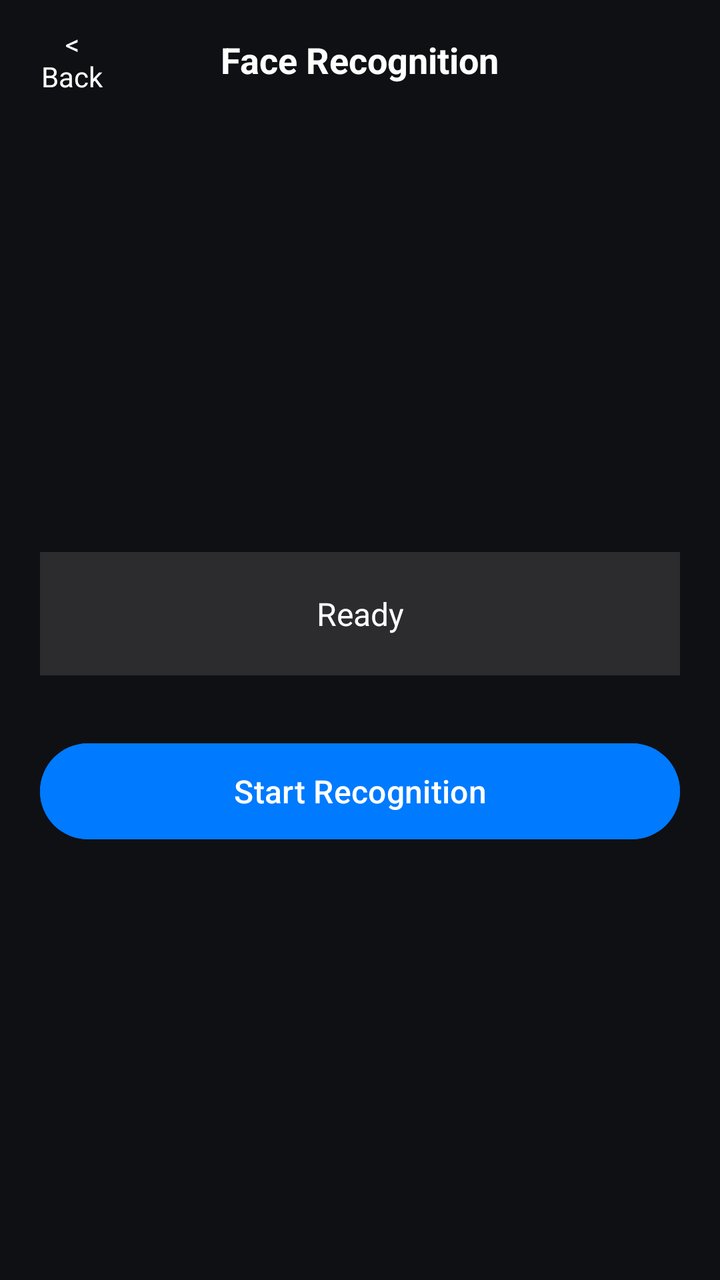
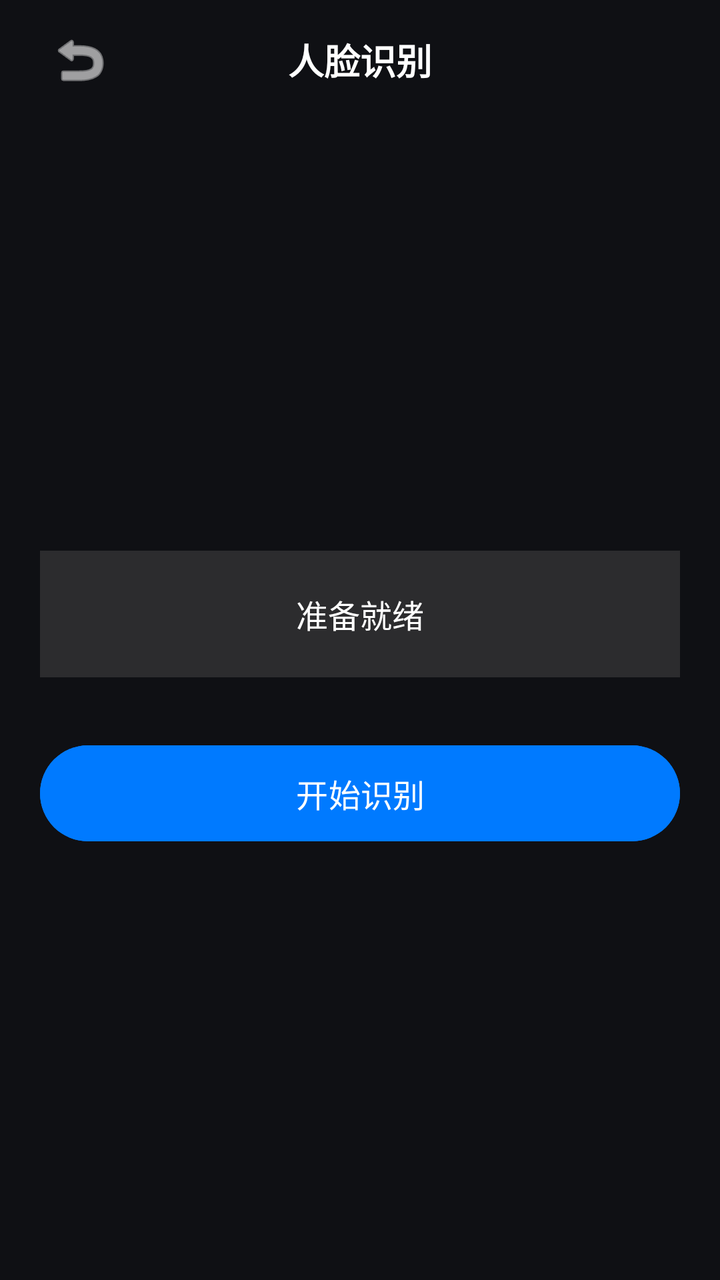

Compare the two renders of this Android layout. The source of the first and the diff that turns it into the second are given below.
<!-- AndroidManifest.xml: application theme Theme.HeyCyan -->
<!-- res/layout/activity_face_recognition.xml -->
﻿<?xml version="1.0" encoding="utf-8"?>
<LinearLayout xmlns:android="http://schemas.android.com/apk/res/android"
    xmlns:app="http://schemas.android.com/apk/res-auto"
    android:layout_width="match_parent"
    android:layout_height="match_parent"
    android:background="#0F1014"
    android:orientation="vertical">
    <RelativeLayout android:layout_width="match_parent" android:layout_height="60dp" android:paddingHorizontal="16dp">
        <TextView android:id="@+id/btnBack" android:layout_width="40dp" android:layout_height="40dp" android:layout_centerVertical="true" android:gravity="center" android:text="&lt; Back" android:textColor="#FFFFFF" android:textSize="14sp" />
        <TextView android:layout_width="wrap_content" android:layout_height="wrap_content" android:layout_centerInParent="true" android:text="Face Recognition" android:textColor="#FFFFFF" android:textSize="18sp" android:textStyle="bold" />
    </RelativeLayout>
    <LinearLayout android:layout_width="match_parent" android:layout_height="match_parent" android:gravity="center" android:orientation="vertical" android:padding="20dp">
        <TextView android:id="@+id/tvResult" android:layout_width="match_parent" android:layout_height="wrap_content" android:gravity="center" android:padding="20dp" android:text="Ready" android:textColor="#FFFFFF" android:textSize="16sp" android:background="#2C2C2E" />
        <Button android:id="@+id/btnStart" android:layout_width="match_parent" android:layout_height="56dp" android:layout_marginTop="30dp" android:backgroundTint="#007AFF" android:text="Start Recognition" android:textColor="#FFFFFF" android:textSize="16sp" app:cornerRadius="28dp" />
    </LinearLayout>
</LinearLayout>
<!-- resources referenced by this layout -->
<resources>
  <style name="Theme.HeyCyan" parent="Base.Theme.HeyCyan" />
  <style name="Base.Theme.HeyCyan" parent="Theme.Material3.DayNight.NoActionBar">
          
          
      </style>
</resources>

<!-- the commit's change to res/layout/activity_face_recognition.xml (unified diff, before → after) -->
@@ -4,13 +4,56 @@
     android:layout_width="match_parent"
     android:layout_height="match_parent"
     android:background="#0F1014"
+    android:fitsSystemWindows="true"
     android:orientation="vertical">
-    <RelativeLayout android:layout_width="match_parent" android:layout_height="60dp" android:paddingHorizontal="16dp">
-        <TextView android:id="@+id/btnBack" android:layout_width="40dp" android:layout_height="40dp" android:layout_centerVertical="true" android:gravity="center" android:text="&lt; Back" android:textColor="#FFFFFF" android:textSize="14sp" />
-        <TextView android:layout_width="wrap_content" android:layout_height="wrap_content" android:layout_centerInParent="true" android:text="Face Recognition" android:textColor="#FFFFFF" android:textSize="18sp" android:textStyle="bold" />
+    <RelativeLayout
+        android:layout_width="match_parent"
+        android:layout_height="60dp"
+        android:paddingHorizontal="16dp">
+        <ImageButton
+            android:id="@+id/btnBack"
+            android:layout_width="48dp"
+            android:layout_height="48dp"
+            android:layout_centerVertical="true"
+            android:background="?attr/selectableItemBackgroundBorderless"
+            android:padding="12dp"
+            android:scaleType="center"
+            android:src="@android:drawable/ic_menu_revert"
+            app:tint="#FFFFFF" />
+        <TextView
+            android:layout_width="wrap_content"
+            android:layout_height="wrap_content"
+            android:layout_centerInParent="true"
+            android:text="人脸识别"
+            android:textColor="#FFFFFF"
+            android:textSize="18sp"
+            android:textStyle="bold" />
     </RelativeLayout>
-    <LinearLayout android:layout_width="match_parent" android:layout_height="match_parent" android:gravity="center" android:orientation="vertical" android:padding="20dp">
-        <TextView android:id="@+id/tvResult" android:layout_width="match_parent" android:layout_height="wrap_content" android:gravity="center" android:padding="20dp" android:text="Ready" android:textColor="#FFFFFF" android:textSize="16sp" android:background="#2C2C2E" />
-        <Button android:id="@+id/btnStart" android:layout_width="match_parent" android:layout_height="56dp" android:layout_marginTop="30dp" android:backgroundTint="#007AFF" android:text="Start Recognition" android:textColor="#FFFFFF" android:textSize="16sp" app:cornerRadius="28dp" />
+    <LinearLayout
+        android:layout_width="match_parent"
+        android:layout_height="match_parent"
+        android:gravity="center"
+        android:orientation="vertical"
+        android:padding="20dp">
+        <TextView
+            android:id="@+id/tvResult"
+            android:layout_width="match_parent"
+            android:layout_height="wrap_content"
+            android:gravity="center"
+            android:padding="20dp"
+            android:text="准备就绪"
+            android:textColor="#FFFFFF"
+            android:textSize="16sp"
+            android:background="#2C2C2E" />
+        <Button
+            android:id="@+id/btnStart"
+            android:layout_width="match_parent"
+            android:layout_height="56dp"
+            android:layout_marginTop="30dp"
+            android:backgroundTint="#007AFF"
+            android:text="开始识别"
+            android:textColor="#FFFFFF"
+            android:textSize="16sp"
+            app:cornerRadius="28dp" />
     </LinearLayout>
 </LinearLayout>
